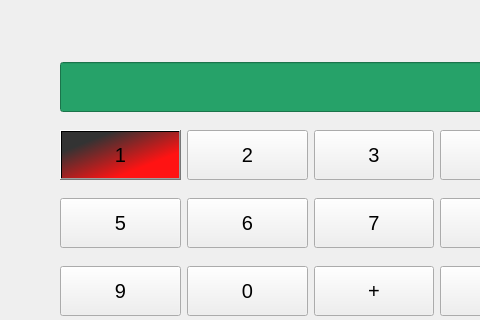
Old version of the form Calculatrice/Calculatrice/calculatrice.ui in the repository aallard12/CPP_2025_2026; both pictures show x 0 to 480 and y 0 to 320 of the 800 by 600 pixel window.
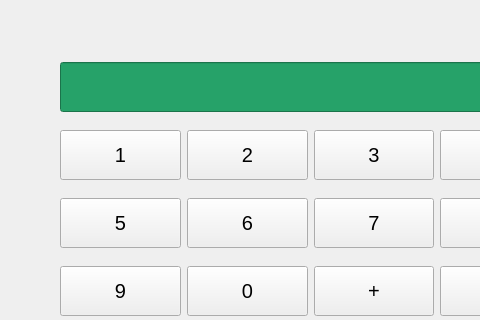
New version of the form.

Diff of the .ui file:
```diff
--- a/Calculatrice/Calculatrice/calculatrice.ui
+++ b/Calculatrice/Calculatrice/calculatrice.ui
@@ -65,8 +65,13 @@
         <height>50</height>
        </size>
       </property>
+      <property name="font">
+       <font>
+        <pointsize>15</pointsize>
+       </font>
+      </property>
       <property name="styleSheet">
-       <string notr="true">background-color: qlineargradient(spread:pad, x1:0, y1:0, x2:0.885, y2:0.863636, stop:0.242291 rgba(51, 51, 51, 255), stop:0.828194 rgba(255, 19, 19, 255));</string>
+       <string notr="true"/>
       </property>
       <property name="text">
        <string>1</string>
```
